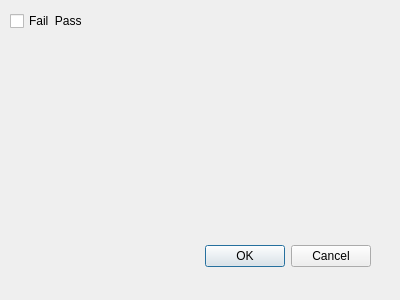
Before: the Qt Designer form Debounce_Counter/dialog.ui in jmieses/debounce_counter, drawn with Qt 5.
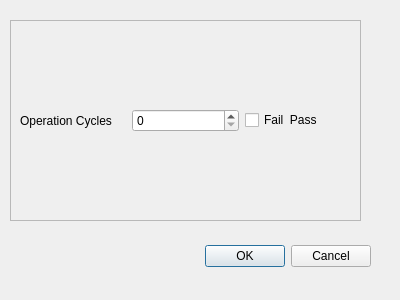
After: the same form once the commit is applied.

Commit message: added trigger slot to options for Dialog window

Diff of the .ui file:
```diff
--- a/Debounce_Counter/dialog.ui
+++ b/Debounce_Counter/dialog.ui
@@ -29,18 +29,40 @@
     <set>QDialogButtonBox::Cancel|QDialogButtonBox::Ok</set>
    </property>
   </widget>
-  <widget class="QCheckBox" name="fail_pass_checkBox">
+  <widget class="QFrame" name="frame">
    <property name="geometry">
     <rect>
      <x>10</x>
-     <y>10</y>
-     <width>83</width>
-     <height>22</height>
+     <y>20</y>
+     <width>351</width>
+     <height>201</height>
     </rect>
    </property>
-   <property name="text">
-    <string>Fail  Pass</string>
+   <property name="frameShape">
+    <enum>QFrame::StyledPanel</enum>
    </property>
+   <property name="frameShadow">
+    <enum>QFrame::Raised</enum>
+   </property>
+   <layout class="QHBoxLayout" name="horizontalLayout">
+    <item>
+     <widget class="QLabel" name="label">
+      <property name="text">
+       <string>Operation Cycles</string>
+      </property>
+     </widget>
+    </item>
+    <item>
+     <widget class="QSpinBox" name="Dialog_operation_cycle_spinBox"/>
+    </item>
+    <item>
+     <widget class="QCheckBox" name="fail_pass_checkBox">
+      <property name="text">
+       <string>Fail  Pass</string>
+      </property>
+     </widget>
+    </item>
+   </layout>
   </widget>
  </widget>
  <resources/>
```
The commit also changes 4 other files.
